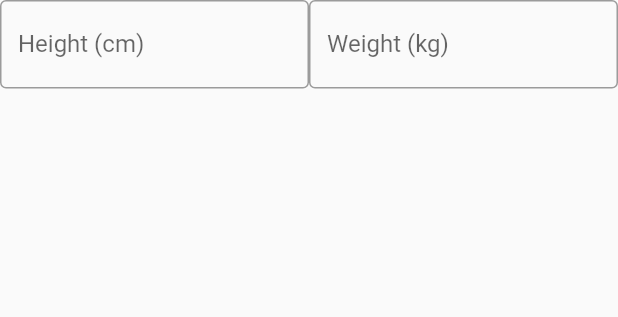
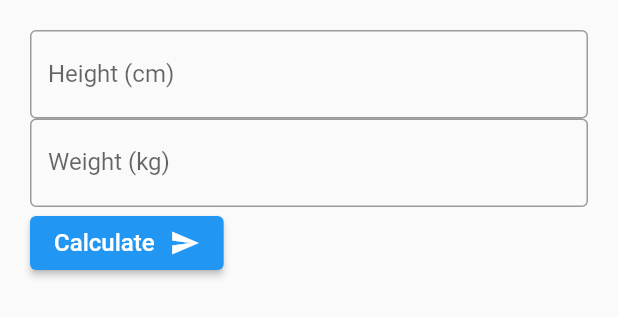
Before and after one commit to anggifergian/flutter_edspert, a Flutter app: the BMICalculatorForm widget shown alone on an empty page, opened directly, on a phone screen of 412 x 824 dp. Shown: the top 317 px of the screen. Run offline on Flutter 3.47's test engine with Material 2 defaults, Android fonts, the phone set to English and light mode, and no system bars; our stand-ins replace flutter_dotenv.

Commit message:
Develop bmi calculator

```diff
--- a/lib/views/bmi_calculator_form.dart
+++ b/lib/views/bmi_calculator_form.dart
@@ -8,6 +8,8 @@ class BMICalculatorForm extends StatefulWidget {
 }
 
 class BMICalculatorFormState extends State<BMICalculatorForm> {
+  final _formKey = GlobalKey<FormState>();
+
   String? height;
   String? weight;
 
@@ -22,11 +24,23 @@ class BMICalculatorFormState extends State<BMICalculatorForm> {
       return 'Please input valid number';
     }
 
-    if (value.length > 3 && num.parse(value) >= 200) {
+    if (value.length > 3 || num.parse(value) > 200) {
       return 'Max 200';
     }
 
     return null;
+  }
+
+  void handleSubmit() {
+    var isValid = _formKey.currentState!.validate();
+
+    if (isValid) {
+      _formKey.currentState!.reset();
+      setState(() {
+        height = '';
+        weight = '';
+      });
+    }
   }
 
   @override
@@ -49,17 +63,36 @@ class BMICalculatorFormState extends State<BMICalculatorForm> {
           border: OutlineInputBorder()),
     );
 
-    return Row(
+    var submitButton = Row(
+      mainAxisAlignment: MainAxisAlignment.start,
       children: [
-        Expanded(
-            child: Column(
-          children: [heightTextField],
-        )),
-        Expanded(
-            child: Column(
-          children: [weightTextField],
-        ))
+        ElevatedButton(
+            onPressed: handleSubmit,
+            child: Row(
+              mainAxisSize: MainAxisSize.min,
+              children: const [
+                Text(
+                  'Calculate',
+                  style: TextStyle(fontSize: 16),
+                ),
+                SizedBox(
+                  width: 10,
+                ),
+                Icon(
+                  Icons.send,
+                  size: 20,
+                )
+              ],
+            ))
       ],
     );
+
+    return Padding(
+        padding: const EdgeInsets.all(20),
+        child: Form(
+            key: _formKey,
+            child: Column(
+              children: [heightTextField, weightTextField, submitButton],
+            )));
   }
 }
```
